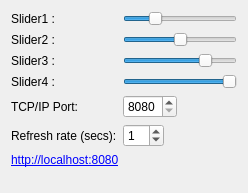
The window that ScriptCommunicator/exampleScripts/WorkerScripts/uHTTPServer/uHTTPserver.ui (szieke/ScriptCommunicator_serial-terminal) describes before a commit, drawn with Qt 5.
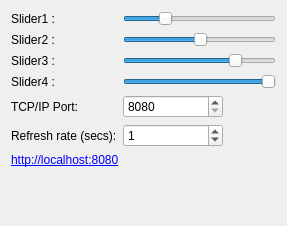
The same window after the commit.

Patch:
```diff
--- a/ScriptCommunicator/exampleScripts/WorkerScripts/uHTTPServer/uHTTPserver.ui
+++ b/ScriptCommunicator/exampleScripts/WorkerScripts/uHTTPServer/uHTTPserver.ui
@@ -6,8 +6,8 @@
    <rect>
     <x>0</x>
     <y>0</y>
-    <width>248</width>
-    <height>193</height>
+    <width>287</width>
+    <height>226</height>
    </rect>
   </property>
   <property name="windowTitle">
@@ -116,6 +116,12 @@
     <layout class="QHBoxLayout" name="horizontalLayout_2">
      <item>
       <widget class="QSpinBox" name="spinBox">
+       <property name="minimumSize">
+        <size>
+         <width>100</width>
+         <height>0</height>
+        </size>
+       </property>
        <property name="minimum">
         <number>0</number>
        </property>
@@ -146,6 +152,12 @@
     <layout class="QHBoxLayout" name="horizontalLayout">
      <item>
       <widget class="QSpinBox" name="spinBox_2">
+       <property name="minimumSize">
+        <size>
+         <width>100</width>
+         <height>0</height>
+        </size>
+       </property>
        <property name="minimum">
         <number>8080</number>
        </property>
```
